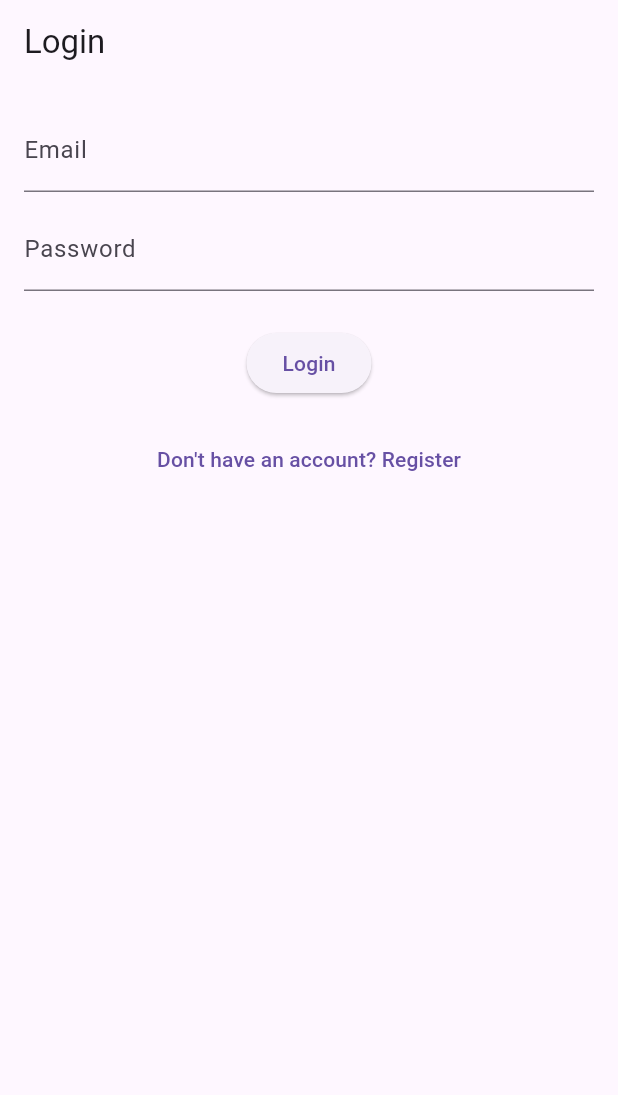
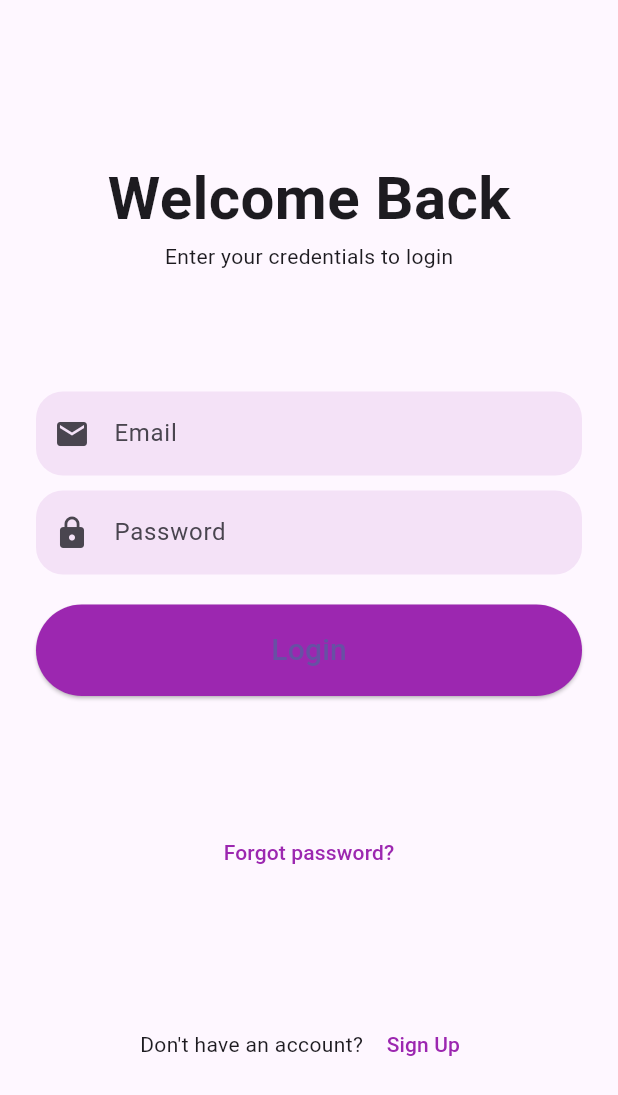
Before and after one commit to Pin3appl3ishan/iLike, a Flutter app: the screen it shows after launch, on a phone screen of 412 x 824 dp. Shown: the top 1095 px of the screen. Run offline on Flutter 3.47's test engine with Material 3 defaults, Android fonts, the light colour scheme and no system bars; our stand-ins replace dio, shared_preferences.

Commit message:
feat: enhance LoginScreen with improved UI, form validation, and loading state

```diff
--- a/lib/views/login_screen.dart
+++ b/lib/views/login_screen.dart
@@ -14,62 +14,98 @@ class _LoginScreenState extends State<LoginScreen> {
   final _formKey = GlobalKey<FormState>();
   final _emailController = TextEditingController();
   final _passwordController = TextEditingController();
-
   final ApiService _apiService = ApiService();
 
   bool _isLoading = false;
 
   void _handleLogin() async {
-    if (_formKey.currentState!.validate()) {
-      setState(() {
-        _isLoading = true;
-      });
-
-      final email = _emailController.text.trim();
-      final password = _passwordController.text.trim();
-
-      try {
-        final response = await _apiService.post('/login', {
-          'email': email,
-          'password': password,
-        });
-
-        final token = response.data['token'];
-        final user = response.data['user'];
-
-        final prefs = await SharedPreferences.getInstance();
-        await prefs.setString('token', token);
-        await prefs.setString('user', user['_id']);
-
     Navigator.pushReplacement(
       context,
       MaterialPageRoute(builder: (_) => const HomeScreen()),
     );
-      } catch (e) {
-        ScaffoldMessenger.of(
-          context,
-        ).showSnackBar(const SnackBar(content: Text('Login failed. Please try again.')));
-      } finally {
-        setState(() {
-          _isLoading = false;
-        });
-      }
-    }
+    // if (_formKey.currentState!.validate()) {
+    //   setState(() => _isLoading = true);
+
+    //   final email = _emailController.text.trim();
+    //   final password = _passwordController.text.trim();
+
+    //   try {
+    //     final response = await _apiService.post('/users/login', {
+    //       'email': email,
+    //       'password': password,
+    //     });
+
+    //     final token = response.data['token'];
+    //     final user = response.data['user'];
+
+    //     final prefs = await SharedPreferences.getInstance();
+    //     await prefs.setString('token', token);
+    //     await prefs.setString('user', user['_id']);
+
+    //     Navigator.pushReplacement(
+    //       context,
+    //       MaterialPageRoute(builder: (_) => const HomeScreen()),
+    //     );
+    //   } catch (e) {
+    //     ScaffoldMessenger.of(context).showSnackBar(
+    //       const SnackBar(content: Text('Login failed. Please try again.')),
+    //     );
+    //   } finally {
+    //     setState(() => _isLoading = false);
+    //   }
+    // }
   }
 
   @override
   Widget build(BuildContext context) {
     return Scaffold(
-      appBar: AppBar(title: const Text('Login')),
-      body: Padding(
-        padding: const EdgeInsets.all(16.0),
-        child: Form(
+      body: SafeArea(
+        child: Container(
+          margin: const EdgeInsets.all(24),
+          child: Column(
+            mainAxisAlignment: MainAxisAlignment.spaceEvenly,
+            children: [
+              _header(),
+              _inputField(),
+              _forgotPassword(),
+              _signup(context),
+            ],
+          ),
+        ),
+      ),
+    );
+  }
+
+  Widget _header() {
+    return const Column(
+      children: [
+        Text(
+          "Welcome Back",
+          style: TextStyle(fontSize: 40, fontWeight: FontWeight.bold),
+        ),
+        Text("Enter your credentials to login"),
+      ],
+    );
+  }
+
+  Widget _inputField() {
+    return Form(
       key: _formKey,
       child: Column(
+        crossAxisAlignment: CrossAxisAlignment.stretch,
         children: [
           TextFormField(
             controller: _emailController,
-                decoration: const InputDecoration(labelText: 'Email'),
+            decoration: InputDecoration(
+              hintText: "Email",
+              prefixIcon: const Icon(Icons.email),
+              fillColor: Colors.purple.withOpacity(0.1),
+              filled: true,
+              border: OutlineInputBorder(
+                borderRadius: BorderRadius.circular(18),
+                borderSide: BorderSide.none,
+              ),
+            ),
             keyboardType: TextInputType.emailAddress,
             validator: (value) {
               if (value == null || value.trim().isEmpty) {
@@ -84,7 +120,16 @@ class _LoginScreenState extends State<LoginScreen> {
           const SizedBox(height: 10),
           TextFormField(
             controller: _passwordController,
-                decoration: InputDecoration(labelText: 'Password'),
+            decoration: InputDecoration(
+              hintText: "Password",
+              prefixIcon: const Icon(Icons.lock),
+              fillColor: Colors.purple.withOpacity(0.1),
+              filled: true,
+              border: OutlineInputBorder(
+                borderRadius: BorderRadius.circular(18),
+                borderSide: BorderSide.none,
+              ),
+            ),
             obscureText: true,
             validator: (value) {
               if (value == null || value.trim().isEmpty) {
@@ -96,23 +141,53 @@ class _LoginScreenState extends State<LoginScreen> {
               return null;
             },
           ),
-              const SizedBox(height: 24),
-              // TODO : Add a loading indicator
+          const SizedBox(height: 20),
           ElevatedButton(
-                onPressed: _handleLogin,
-                child: const Text('Login'),
+            onPressed: _isLoading ? null : _handleLogin,
+            style: ElevatedButton.styleFrom(
+              shape: const StadiumBorder(),
+              padding: const EdgeInsets.symmetric(vertical: 16),
+              backgroundColor: Colors.purple,
             ),
-              const SizedBox(height: 16),
+            child:
+                _isLoading
+                    ? const SizedBox(
+                      height: 20,
+                      width: 20,
+                      child: CircularProgressIndicator(
+                        strokeWidth: 2,
+                        color: Colors.white,
+                      ),
+                    )
+                    : const Text("Login", style: TextStyle(fontSize: 20)),
+          ),
+        ],
+      ),
+    );
+  }
+
+  Widget _forgotPassword() {
+    return TextButton(
+      onPressed: () {},
+      child: const Text(
+        "Forgot password?",
+        style: TextStyle(color: Colors.purple),
+      ),
+    );
+  }
+
+  Widget _signup(BuildContext context) {
+    return Row(
+      mainAxisAlignment: MainAxisAlignment.center,
+      children: [
+        const Text("Don't have an account? "),
         TextButton(
           onPressed: () {
             Navigator.pushNamed(context, '/register');
           },
-                child: const Text("Don't have an account? Register"),
+          child: const Text("Sign Up", style: TextStyle(color: Colors.purple)),
         ),
       ],
-          ),
-        ),
-      ),
     );
   }
 }
```
Lines whose indentation alone changed are shown as unchanged.
